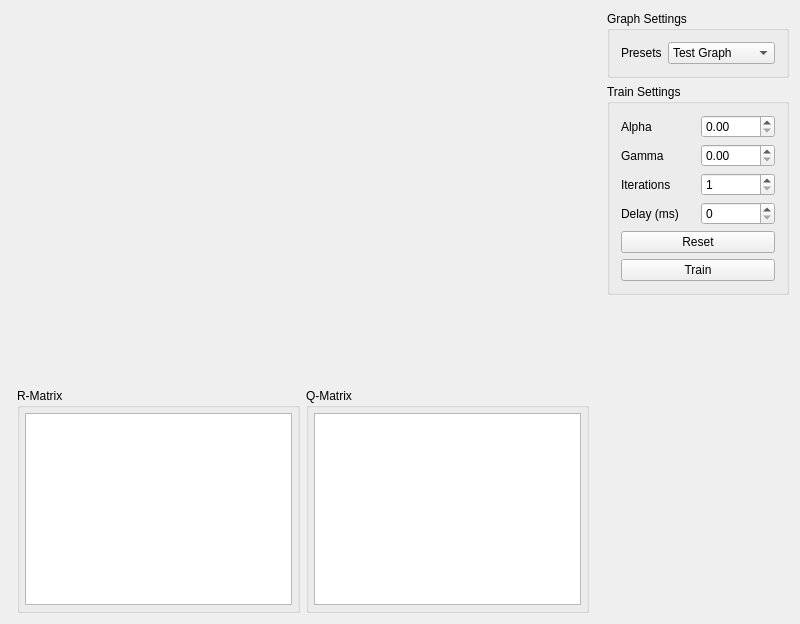
This is src/rqlearning/rqlearningwidget.ui in chFleschutz/ai-for-games as Qt 5 draws it before an edit. The edited form follows.
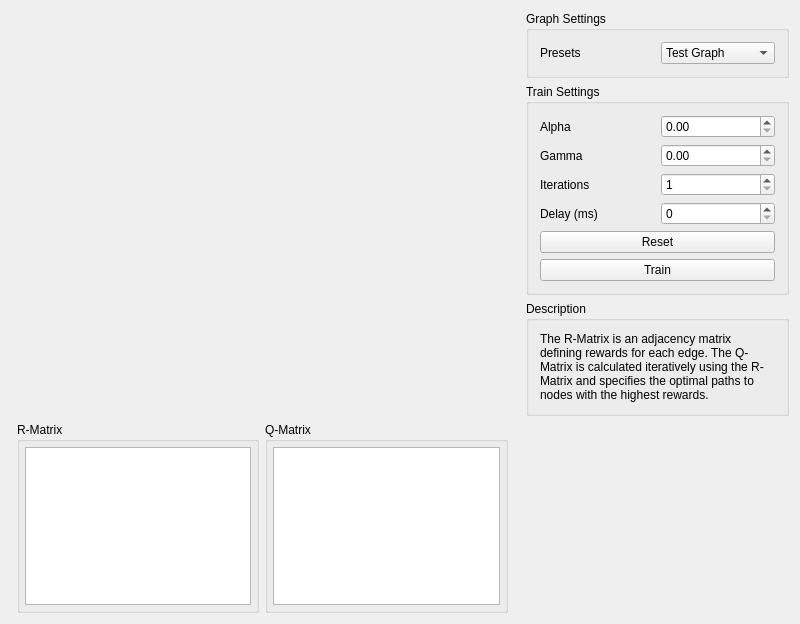
This is the edited form. Custom widgets are drawn as their Qt base class.

Diff of the .ui file:
```diff
--- a/src/rqlearning/rqlearningwidget.ui
+++ b/src/rqlearning/rqlearningwidget.ui
@@ -14,6 +14,56 @@
    <string>RQLearningWidget</string>
   </property>
   <layout class="QGridLayout" name="gridLayout">
+   <item row="0" column="0" rowspan="5" colspan="5">
+    <widget class="GraphWidget" name="graph_widget" native="true">
+     <property name="sizePolicy">
+      <sizepolicy hsizetype="MinimumExpanding" vsizetype="MinimumExpanding">
+       <horstretch>0</horstretch>
+       <verstretch>0</verstretch>
+      </sizepolicy>
+     </property>
+    </widget>
+   </item>
+   <item row="5" column="2">
+    <widget class="QGroupBox" name="groupBox_2">
+     <property name="title">
+      <string>Q-Matrix</string>
+     </property>
+     <layout class="QGridLayout" name="gridLayout_3">
+      <property name="leftMargin">
+       <number>5</number>
+      </property>
+      <property name="topMargin">
+       <number>5</number>
+      </property>
+      <property name="rightMargin">
+       <number>5</number>
+      </property>
+      <property name="bottomMargin">
+       <number>5</number>
+      </property>
+      <item row="0" column="0">
+       <widget class="QTableWidget" name="qMatrix_tableWidget">
+        <property name="sizePolicy">
+         <sizepolicy hsizetype="Expanding" vsizetype="Minimum">
+          <horstretch>0</horstretch>
+          <verstretch>0</verstretch>
+         </sizepolicy>
+        </property>
+        <property name="editTriggers">
+         <set>QAbstractItemView::NoEditTriggers</set>
+        </property>
+        <property name="selectionMode">
+         <enum>QAbstractItemView::NoSelection</enum>
+        </property>
+        <property name="showGrid">
+         <bool>true</bool>
+        </property>
+       </widget>
+      </item>
+     </layout>
+    </widget>
+   </item>
    <item row="1" column="5" rowspan="2">
     <widget class="QGroupBox" name="settings_groupBox">
      <property name="title">
@@ -101,99 +151,6 @@
      </layout>
     </widget>
    </item>
-   <item row="4" column="1">
-    <widget class="QGroupBox" name="groupBox">
-     <property name="title">
-      <string>R-Matrix</string>
-     </property>
-     <layout class="QGridLayout" name="gridLayout_2">
-      <property name="leftMargin">
-       <number>5</number>
-      </property>
-      <property name="topMargin">
-       <number>5</number>
-      </property>
-      <property name="rightMargin">
-       <number>5</number>
-      </property>
-      <property name="bottomMargin">
-       <number>5</number>
-      </property>
-      <item row="0" column="0">
-       <widget class="QTableWidget" name="rMatrix_tableWidget">
-        <property name="sizePolicy">
-         <sizepolicy hsizetype="Expanding" vsizetype="Minimum">
-          <horstretch>0</horstretch>
-          <verstretch>0</verstretch>
-         </sizepolicy>
-        </property>
-        <property name="editTriggers">
-         <set>QAbstractItemView::NoEditTriggers</set>
-        </property>
-        <property name="selectionMode">
-         <enum>QAbstractItemView::NoSelection</enum>
-        </property>
-        <property name="showGrid">
-         <bool>true</bool>
-        </property>
-       </widget>
-      </item>
-     </layout>
-    </widget>
-   </item>
-   <item row="3" column="5">
-    <spacer name="verticalSpacer">
-     <property name="orientation">
-      <enum>Qt::Vertical</enum>
-     </property>
-     <property name="sizeHint" stdset="0">
-      <size>
-       <width>20</width>
-       <height>40</height>
-      </size>
-     </property>
-    </spacer>
-   </item>
-   <item row="4" column="2">
-    <widget class="QGroupBox" name="groupBox_2">
-     <property name="title">
-      <string>Q-Matrix</string>
-     </property>
-     <layout class="QGridLayout" name="gridLayout_3">
-      <property name="leftMargin">
-       <number>5</number>
-      </property>
-      <property name="topMargin">
-       <number>5</number>
-      </property>
-      <property name="rightMargin">
-       <number>5</number>
-      </property>
-      <property name="bottomMargin">
-       <number>5</number>
-      </property>
-      <item row="0" column="0">
-       <widget class="QTableWidget" name="qMatrix_tableWidget">
-        <property name="sizePolicy">
-         <sizepolicy hsizetype="Expanding" vsizetype="Minimum">
-          <horstretch>0</horstretch>
-          <verstretch>0</verstretch>
-         </sizepolicy>
-        </property>
-        <property name="editTriggers">
-         <set>QAbstractItemView::NoEditTriggers</set>
-        </property>
-        <property name="selectionMode">
-         <enum>QAbstractItemView::NoSelection</enum>
-        </property>
-        <property name="showGrid">
-         <bool>true</bool>
-        </property>
-       </widget>
-      </item>
-     </layout>
-    </widget>
-   </item>
    <item row="0" column="5">
     <widget class="QGroupBox" name="groupBox_3">
      <property name="title">
@@ -230,14 +187,76 @@
      </layout>
     </widget>
    </item>
-   <item row="0" column="0" rowspan="4" colspan="5">
-    <widget class="GraphWidget" name="graph_widget" native="true">
-     <property name="sizePolicy">
-      <sizepolicy hsizetype="MinimumExpanding" vsizetype="MinimumExpanding">
-       <horstretch>0</horstretch>
-       <verstretch>0</verstretch>
-      </sizepolicy>
+   <item row="5" column="1">
+    <widget class="QGroupBox" name="groupBox">
+     <property name="title">
+      <string>R-Matrix</string>
      </property>
+     <layout class="QGridLayout" name="gridLayout_2">
+      <property name="leftMargin">
+       <number>5</number>
+      </property>
+      <property name="topMargin">
+       <number>5</number>
+      </property>
+      <property name="rightMargin">
+       <number>5</number>
+      </property>
+      <property name="bottomMargin">
+       <number>5</number>
+      </property>
+      <item row="0" column="0">
+       <widget class="QTableWidget" name="rMatrix_tableWidget">
+        <property name="sizePolicy">
+         <sizepolicy hsizetype="Expanding" vsizetype="Minimum">
+          <horstretch>0</horstretch>
+          <verstretch>0</verstretch>
+         </sizepolicy>
+        </property>
+        <property name="editTriggers">
+         <set>QAbstractItemView::NoEditTriggers</set>
+        </property>
+        <property name="selectionMode">
+         <enum>QAbstractItemView::NoSelection</enum>
+        </property>
+        <property name="showGrid">
+         <bool>true</bool>
+        </property>
+       </widget>
+      </item>
+     </layout>
+    </widget>
+   </item>
+   <item row="4" column="5" rowspan="2">
+    <spacer name="verticalSpacer">
+     <property name="orientation">
+      <enum>Qt::Vertical</enum>
+     </property>
+     <property name="sizeHint" stdset="0">
+      <size>
+       <width>20</width>
+       <height>40</height>
+      </size>
+     </property>
+    </spacer>
+   </item>
+   <item row="3" column="5">
+    <widget class="QGroupBox" name="groupBox_4">
+     <property name="title">
+      <string>Description</string>
+     </property>
+     <layout class="QVBoxLayout" name="verticalLayout">
+      <item>
+       <widget class="QLabel" name="label">
+        <property name="text">
+         <string>The R-Matrix is an adjacency matrix defining rewards for each edge. The Q-Matrix is calculated iteratively using the R-Matrix and specifies the optimal paths to nodes with the highest rewards.</string>
+        </property>
+        <property name="wordWrap">
+         <bool>true</bool>
+        </property>
+       </widget>
+      </item>
+     </layout>
     </widget>
    </item>
   </layout>
```
